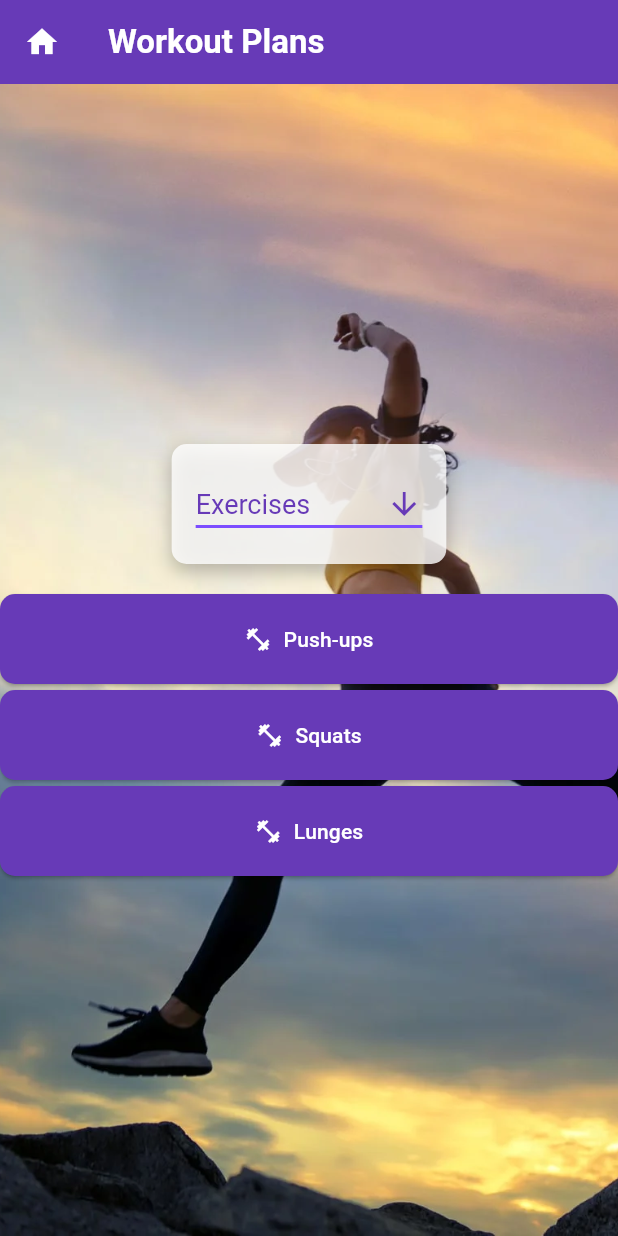
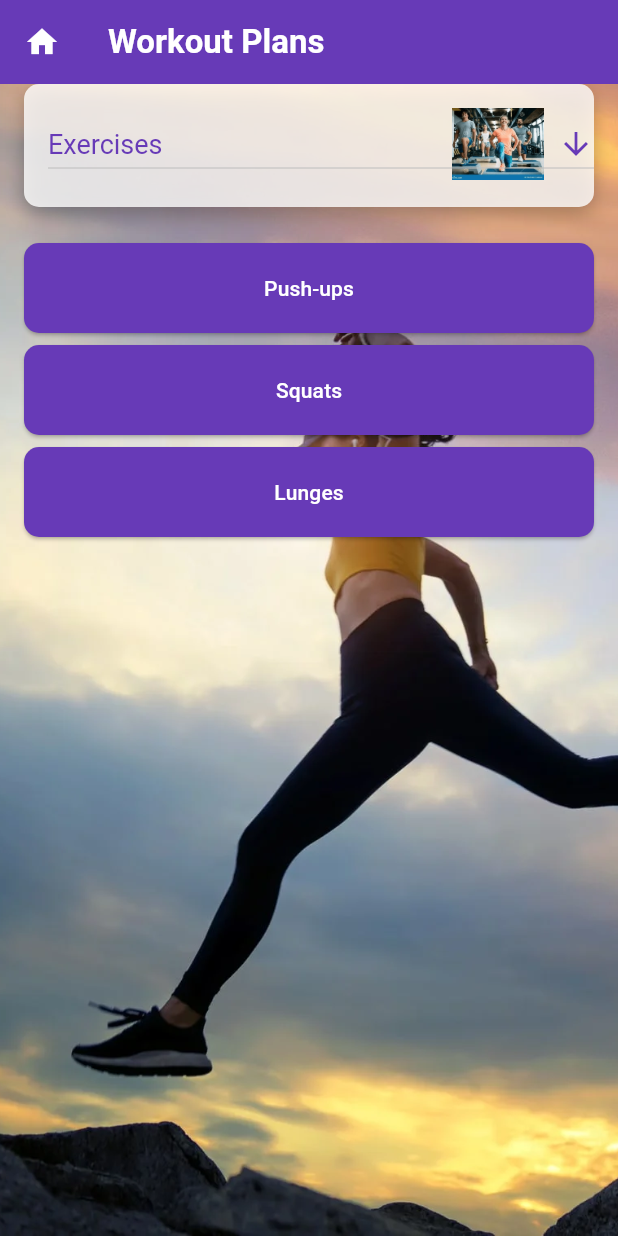
Before and after one commit to simonptuon/Fitness-tracker-app, a Flutter app: the WorkoutPlans screen opened directly, on a phone screen of 412 x 824 dp. Run offline on Flutter 3.47's test engine with Material 3 defaults, Android fonts, the phone set to English and light mode, and no system bars; our stand-ins replace cloud_firestore, firebase_auth, firebase_core, google_fonts, pedometer, percent_indicator and 3 more; accounts and stored records are empty.

Commit message:
Updated Files
I was able to to update some of the files and made some of them better.

```diff
--- /dev/null
+++ b/devtools_options.yaml
@@ -0,0 +1,3 @@
+description: This file stores settings for Dart & Flutter DevTools.
+documentation: https://docs.flutter.dev/tools/devtools/extensions#configure-extension-enablement-states
+extensions:
--- a/lib/WorkoutPlans.dart
+++ b/lib/WorkoutPlans.dart
@@ -324,13 +324,14 @@ class _WorkoutPlansState extends State<WorkoutPlans> {
                 ),
               ),
             ),
-
-            Center(
+            Padding(
+              padding: EdgeInsets.only(left: 0),
               child: Column(
               mainAxisAlignment: MainAxisAlignment.center,
               children: [
                 Container(
-                padding: EdgeInsets.all(16.0),
+                  padding: EdgeInsets.only(top: 16.0, left: 16.0, bottom: 18.0),
+                  margin: EdgeInsets.symmetric(horizontal: 16.0),
                   decoration: BoxDecoration(
                     color: Colors.white.withOpacity(0.8),
                     borderRadius: BorderRadius.circular(10.0),
@@ -343,15 +344,12 @@ class _WorkoutPlansState extends State<WorkoutPlans> {
                     ],
                   ),
                   child: DropdownButton<String>(
+                    isExpanded: true, // Make the dropdown take the full width
                     value: dropdownValue,
-                  icon: Icon(Icons.arrow_downward, color: Colors.deepPurple),
+                    icon: const Icon(Icons.arrow_downward, color: Colors.deepPurple),
                     iconSize: 24,
                     elevation: 16,
-                  style: TextStyle(color: Colors.deepPurple, fontSize: 18, fontFamily: 'Roboto'),
-                  underline: Container(
-                    height: 2,
-                    color: Colors.deepPurpleAccent,
-                  ),
+                    style: const TextStyle(color: Colors.deepPurple, fontSize: 18, fontFamily: 'Roboto'),
                     onChanged: (String? newValue) {
                       setState(() {
                         dropdownValue = newValue!;
@@ -361,45 +359,144 @@ class _WorkoutPlansState extends State<WorkoutPlans> {
                       },
                       items: workoutCategories
                           .map<DropdownMenuItem<String>>((String value) {
+                        String imagePath;
+                        switch (value) {
+                          case 'Exercises':
+                            imagePath = 'images/Exercises.png';
+                            break;
+                          case 'Beginner':
+                            imagePath = 'images/Beginner.png';
+                            break;
+                          case 'Muscle Building':
+                            imagePath = 'images/Muscle Building.png';
+                            break;
+                          case 'Fat Loss':
+                            imagePath = 'images/Fat Loss.png';
+                            break;
+                          case 'Ab Workouts':
+                            imagePath = 'images/Ab Workouts.png';
+                            break;
+                          case 'Full Body':
+                            imagePath = 'images/Full Body.png';
+                            break;
+                          case 'Body Weight':
+                            imagePath = 'images/Body Weight.png';
+                            break;
+                          case 'At Home':
+                            imagePath = 'images/At Home.png';
+                            break;
+                          case 'Cardio':
+                            imagePath = 'images/Cardio.png';
+                            break;
+                          default:
+                            imagePath = '';
+                        }
                         return DropdownMenuItem<String>(
                           value: value,
-                      child: Text(value),
+                          child: Row(
+                            children: [
+                              Expanded(child: Text(value)),
+                              const SizedBox(width: 8),
+                              if (imagePath.isNotEmpty)
+                                Image.asset(imagePath, width: 80, height: 80, fit: BoxFit.contain), // Adjust image size
+                            ],
+                          ),
                       );
                     }).toList(),
                   ),
                 ),
                 SizedBox(height: 20),
-              Wrap(
-                spacing: 8.0,
-                runSpacing: 4.0,
-                children: currentButtonOptions.map((option) {
-                  return ElevatedButton(
+                Expanded(
+                  child: ListView.builder(
+                    itemCount: currentButtonOptions.length,
+                    itemBuilder: (context, index) {
+                      final option = currentButtonOptions[index];
+                      return Padding(
+                        padding: const EdgeInsets.symmetric(horizontal: 16.0, vertical: 4.0),
+                        child: ElevatedButton(
                           onPressed: () {
                             showExerciseDialog(option);
                           },
-                    child: Row(
-                      mainAxisSize: MainAxisSize.min,
-                      children: [
-                        Icon(Icons.fitness_center, color: Colors.white),
-                        SizedBox(width: 8),
-                        Text(option, style: TextStyle(fontFamily: 'Roboto')),
-                      ],
-                    ),
                           style: ElevatedButton.styleFrom(
                             backgroundColor: Colors.deepPurple,
                             foregroundColor: Colors.white,
-                      shape: RoundedRectangleBorder(
-                        borderRadius: BorderRadius.circular(10.0),
+                            shape: RoundedRectangleBorder(borderRadius: BorderRadius.circular(10.0)),
                           ),
-                      padding: EdgeInsets.symmetric(horizontal: 16.0, vertical: 8.0),
+                          child: Text(option, style: TextStyle(fontFamily: 'Roboto')),
                         ),
                       );
-                }).toList(),
+                    },
                   ),
+                ),
+                SizedBox(height: 20),
               ],
-
           ),
-        ),]
-      ));
+            )
+          ]
+      )
+    );
   }
 }
+// Container(
+//   padding: EdgeInsets.all(16.0),
+//   decoration: BoxDecoration(
+//     borderRadius: BorderRadius.circular(10.0),
+//     boxShadow: [
+//       BoxShadow(
+//         color: Colors.black26,
+//         blurRadius: 10.0,
+//         offset: Offset(0, 5),
+//       ),
+//     ],
+//   ),
+//   child: Wrap(
+//     spacing: 8.0,
+//     runSpacing: 4.0,
+//     children: currentButtonOptions.map((option) {
+//       return ElevatedButton(
+//         onPressed: () {
+//           showExerciseDialog(option);
+//         },
+//         style: ElevatedButton.styleFrom(
+//           backgroundColor: Colors.deepPurple,
+//           foregroundColor: Colors.white,
+//           shape: RoundedRectangleBorder(borderRadius: BorderRadius.circular(10.0),
+//           ),
+//           padding: EdgeInsets.symmetric(horizontal: 16.0, vertical: 8.0),
+//         ),
+//         child: Row(
+//           mainAxisSize: MainAxisSize.min,
+//           children: [
+//             Icon(Icons.fitness_center, color: Colors.white),
+//             SizedBox(width: 8),
+//             Text(option, style: TextStyle(fontFamily: 'Roboto')),
+//           ],
+//         ),
+//       );
+//     }).toList(),
+//   ),
+// )
+
+// children: currentButtonOptions.map((option) {
+//   return ElevatedButton(
+//     onPressed: () {
+//       showExerciseDialog(option);
+//     },
+//     child: Row(
+//       mainAxisSize: MainAxisSize.min,
+//       children: [
+//         Icon(Icons.fitness_center, color: Colors.white),
+//         SizedBox(width: 8),
+//         Text(option, style: TextStyle(fontFamily: 'Roboto')),
+//       ],
+//     ),
+//     style: ElevatedButton.styleFrom(
+//       backgroundColor: Colors.deepPurple,
+//       foregroundColor: Colors.white,
+//       shape: RoundedRectangleBorder(
+//         borderRadius: BorderRadius.circular(10.0),
+//       ),
+//       padding: EdgeInsets.symmetric(horizontal: 16.0, vertical: 8.0),
+//     ),
+//   );
+// }).toList(),
--- a/lib/main.dart
+++ b/lib/main.dart
@@ -61,7 +61,7 @@ class MyApp extends StatelessWidget {
           ),
         ),
       ),
-      home: SignUpPage(),
+      home: WorkoutPlans(),
       routes: {
         '/login': (context) => const Login(),
         '/activities': (context) => const ActivitiesScreen(),
```
Also changed, not shown: pubspec.yaml (+9 -0 lines), images/Ab Workouts.png (added), images/At Home.png (added), images/Beginner.png (added), images/Body Weight.png (added), images/Cardio.png (added), images/Exercises.png (added), images/Fat Loss.png (added), images/Full Body.png (added), images/Muscle Building.png (added). Lines whose indentation alone changed are shown as unchanged.
